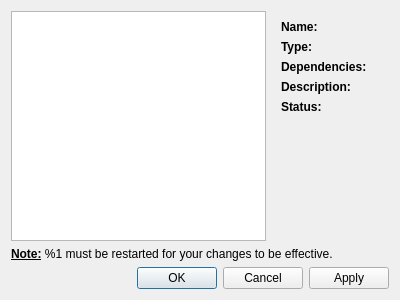
The window that src/pluginswindow.ui (opencor/opencor) describes before a commit, drawn with Qt 5.
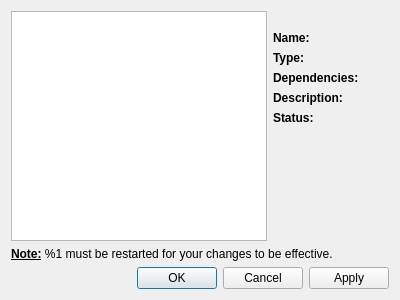
The same window after the commit.

Commit message: Some further work on the categorisation of plugins.

```diff
--- a/src/pluginswindow.ui
+++ b/src/pluginswindow.ui
@@ -28,12 +28,31 @@
      </item>
      <item>
       <layout class="QVBoxLayout" name="rightVerticalLayout">
+       <item>
+        <widget class="QLabel" name="categoryValue">
+         <property name="sizePolicy">
+          <sizepolicy hsizetype="Preferred" vsizetype="Preferred">
+           <horstretch>0</horstretch>
+           <verstretch>0</verstretch>
+          </sizepolicy>
+         </property>
+         <property name="wordWrap">
+          <bool>true</bool>
+         </property>
+         <property name="text">
+          <string/>
+         </property>
+        </widget>
+       </item>
        <item>
         <widget class="QWidget" name="detailsWidget" native="true">
          <layout class="QFormLayout" name="detailsFormLayout">
           <property name="fieldGrowthPolicy">
            <enum>QFormLayout::AllNonFixedFieldsGrow</enum>
           </property>
+          <property name="margin">
+           <number>0</number>
+          </property>
           <item row="0" column="0">
            <widget class="QLabel" name="nameLabel">
             <property name="font">
@@ -161,6 +180,19 @@
          </layout>
         </widget>
        </item>
+       <item>
+        <spacer name="verticalSpacer">
+         <property name="orientation">
+          <enum>Qt::Vertical</enum>
+         </property>
+         <property name="sizeHint" stdset="0">
+          <size>
+           <width>20</width>
+           <height>40</height>
+          </size>
+         </property>
+        </spacer>
+       </item>
        <item>
         <spacer name="horizontalSpacer">
          <property name="orientation">
```
The commit also changes 1 other file.
